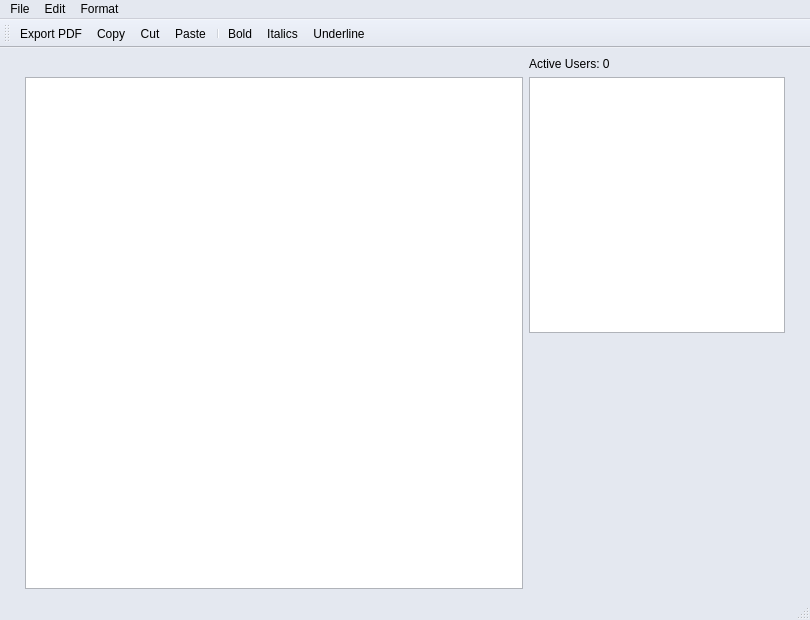
Above: concurrentTextEditor/editor.ui from scottiexdev/concurrentTextEditor before the change. Below: the same form after it.
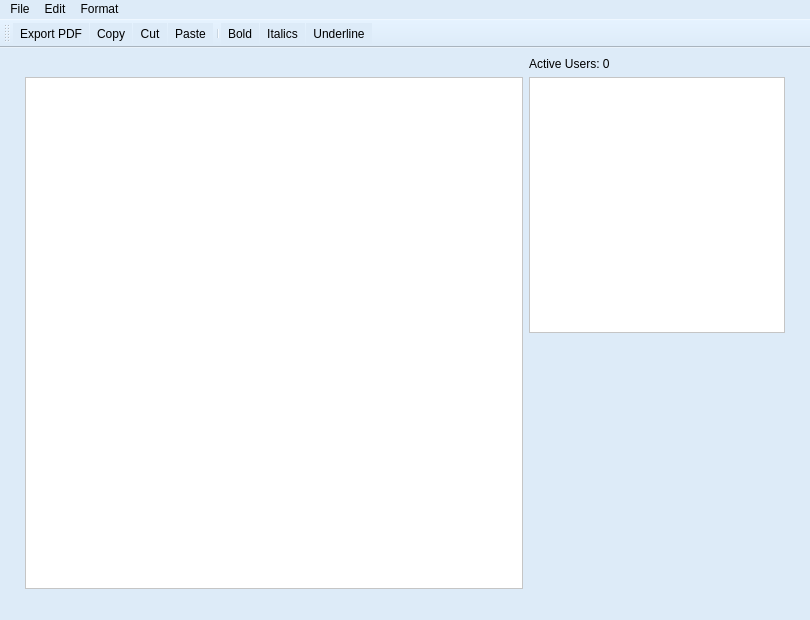
That is the form after the change. Custom widgets are drawn as their Qt base class.

Patch:
```diff
--- a/concurrentTextEditor/editor.ui
+++ b/concurrentTextEditor/editor.ui
@@ -31,9 +31,9 @@
      <colorrole role="Button">
       <brush brushstyle="SolidPattern">
        <color alpha="255">
-        <red>228</red>
-        <green>232</green>
-        <blue>240</blue>
+        <red>221</red>
+        <green>235</green>
+        <blue>248</blue>
        </color>
       </brush>
      </colorrole>
@@ -103,18 +103,18 @@
      <colorrole role="Base">
       <brush brushstyle="SolidPattern">
        <color alpha="255">
-        <red>255</red>
-        <green>255</green>
-        <blue>255</blue>
+        <red>221</red>
+        <green>235</green>
+        <blue>248</blue>
        </color>
       </brush>
      </colorrole>
      <colorrole role="Window">
       <brush brushstyle="SolidPattern">
        <color alpha="255">
-        <red>228</red>
-        <green>232</green>
-        <blue>240</blue>
+        <red>221</red>
+        <green>235</green>
+        <blue>248</blue>
        </color>
       </brush>
      </colorrole>
@@ -177,9 +177,9 @@
      <colorrole role="Button">
       <brush brushstyle="SolidPattern">
        <color alpha="255">
-        <red>228</red>
-        <green>232</green>
-        <blue>240</blue>
+        <red>221</red>
+        <green>235</green>
+        <blue>248</blue>
        </color>
       </brush>
      </colorrole>
@@ -249,18 +249,18 @@
      <colorrole role="Base">
       <brush brushstyle="SolidPattern">
        <color alpha="255">
-        <red>255</red>
-        <green>255</green>
-        <blue>255</blue>
+        <red>221</red>
+        <green>235</green>
+        <blue>248</blue>
        </color>
       </brush>
      </colorrole>
      <colorrole role="Window">
       <brush brushstyle="SolidPattern">
        <color alpha="255">
-        <red>228</red>
-        <green>232</green>
-        <blue>240</blue>
+        <red>221</red>
+        <green>235</green>
+        <blue>248</blue>
        </color>
       </brush>
      </colorrole>
@@ -323,9 +323,9 @@
      <colorrole role="Button">
       <brush brushstyle="SolidPattern">
        <color alpha="255">
-        <red>228</red>
-        <green>232</green>
-        <blue>240</blue>
+        <red>221</red>
+        <green>235</green>
+        <blue>248</blue>
        </color>
       </brush>
      </colorrole>
@@ -395,18 +395,18 @@
      <colorrole role="Base">
       <brush brushstyle="SolidPattern">
        <color alpha="255">
-        <red>228</red>
-        <green>232</green>
-        <blue>240</blue>
+        <red>221</red>
+        <green>235</green>
+        <blue>248</blue>
        </color>
       </brush>
      </colorrole>
      <colorrole role="Window">
       <brush brushstyle="SolidPattern">
        <color alpha="255">
-        <red>228</red>
-        <green>232</green>
-        <blue>240</blue>
+        <red>221</red>
+        <green>235</green>
+        <blue>248</blue>
        </color>
       </brush>
      </colorrole>
@@ -461,6 +461,9 @@
   <property name="windowTitle">
    <string>MainWindow</string>
   </property>
+  <property name="styleSheet">
+   <string notr="true">background-color: rgb(221, 235, 248);</string>
+  </property>
   <widget class="QWidget" name="centralwidget">
    <layout class="QGridLayout" name="gridLayout">
     <property name="leftMargin">
@@ -476,6 +479,9 @@
         <pointsize>11</pointsize>
        </font>
       </property>
+      <property name="styleSheet">
+       <string notr="true">background-color: rgb(255, 255, 255);</string>
+      </property>
       <property name="sizeAdjustPolicy">
        <enum>QAbstractScrollArea::AdjustIgnored</enum>
       </property>
@@ -516,6 +522,9 @@
         <verstretch>0</verstretch>
        </sizepolicy>
       </property>
+      <property name="styleSheet">
+       <string notr="true">background-color: rgb(255, 255, 255);</string>
+      </property>
      </widget>
     </item>
    </layout>
```
